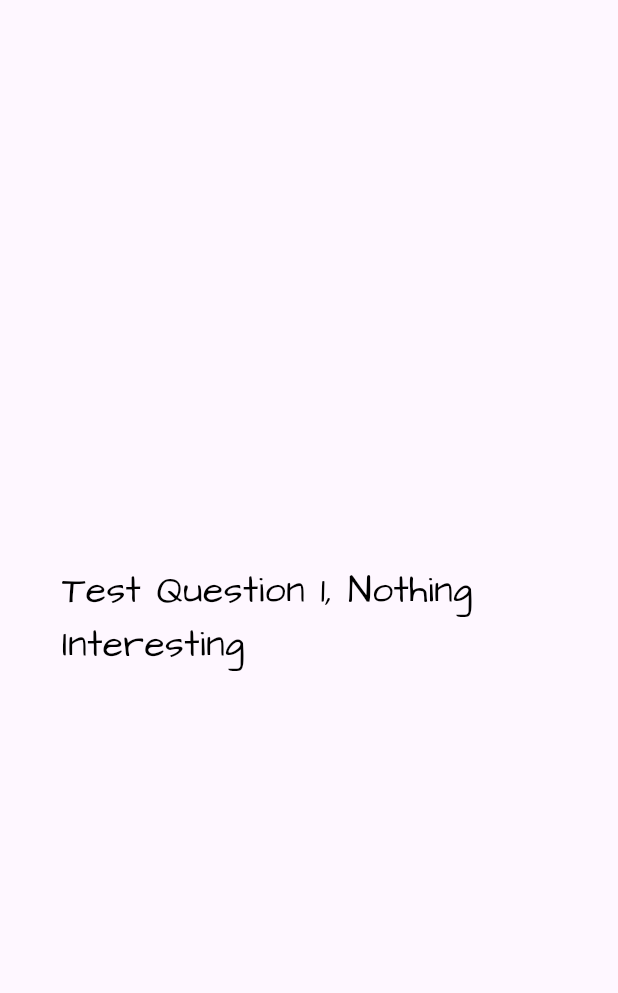
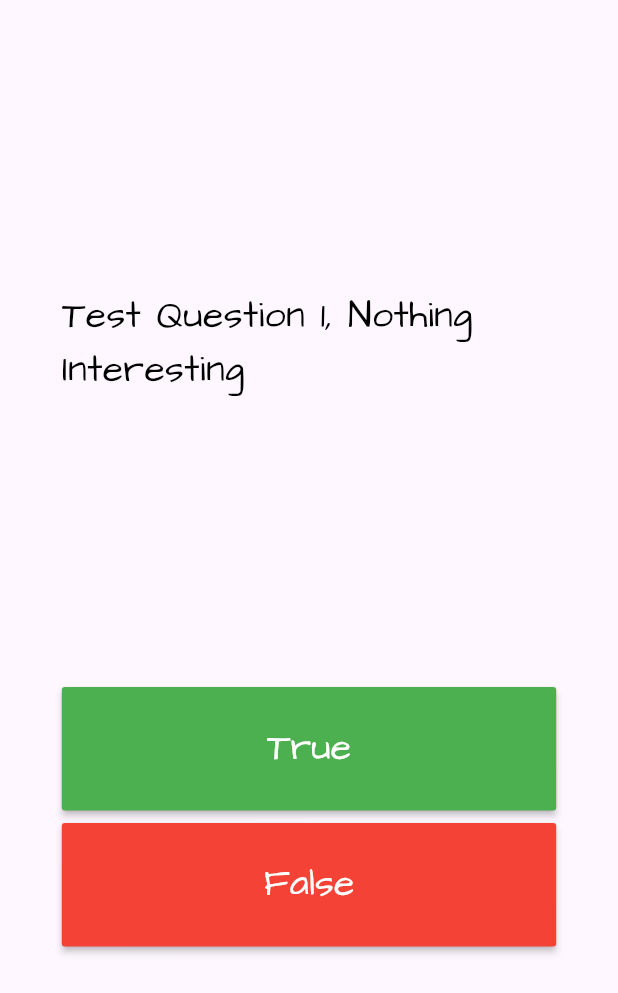
Before and after one commit to DeepDarji/Frivia, a Flutter app: the screen it shows after launch, on a phone screen of 412 x 824 dp. Shown: the top 993 px of the screen. Run offline on Flutter 3.47's test engine with Material 3 defaults, Android fonts, the phone set to English and light mode, and no system bars.

Commit message:
Material Buttons

```diff
--- a/lib/pages/game_page.dart
+++ b/lib/pages/game_page.dart
@@ -31,6 +31,15 @@ class GamePage extends StatelessWidget {
       crossAxisAlignment: CrossAxisAlignment.center,
       children: [
         _questionText(),
+        Column(
+          children: [
+            _trueButton(),
+            SizedBox(
+              height: _devieHeight! * 0.01,
+            ),
+            _falseButton(),
+          ],
+        ),
       ],
     );
   }
@@ -45,4 +54,36 @@ class GamePage extends StatelessWidget {
       ),
     );
   }
+
+  Widget _trueButton() {
+    return MaterialButton(
+      onPressed: () {},
+      color: Colors.green,
+      minWidth: _deviceWidth! * 0.80,
+      height: _devieHeight! * 0.10,
+      child: const Text(
+        "True",
+        style: TextStyle(
+          color: Colors.white,
+          fontSize: 25,
+        ),
+      ),
+    );
+  }
+
+  Widget _falseButton() {
+    return MaterialButton(
+      onPressed: () {},
+      color: Colors.red,
+      minWidth: _deviceWidth! * 0.80,
+      height: _devieHeight! * 0.10,
+      child: const Text(
+        "False",
+        style: TextStyle(
+          color: Colors.white,
+          fontSize: 25,
+        ),
+      ),
+    );
+  }
 }
```
